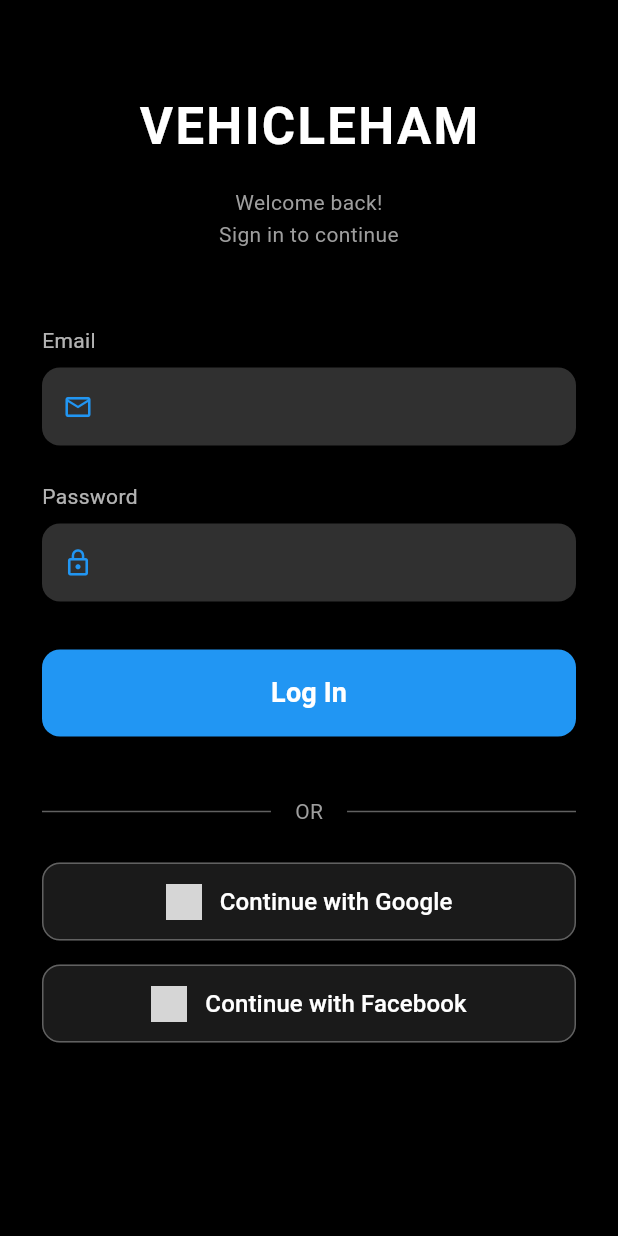
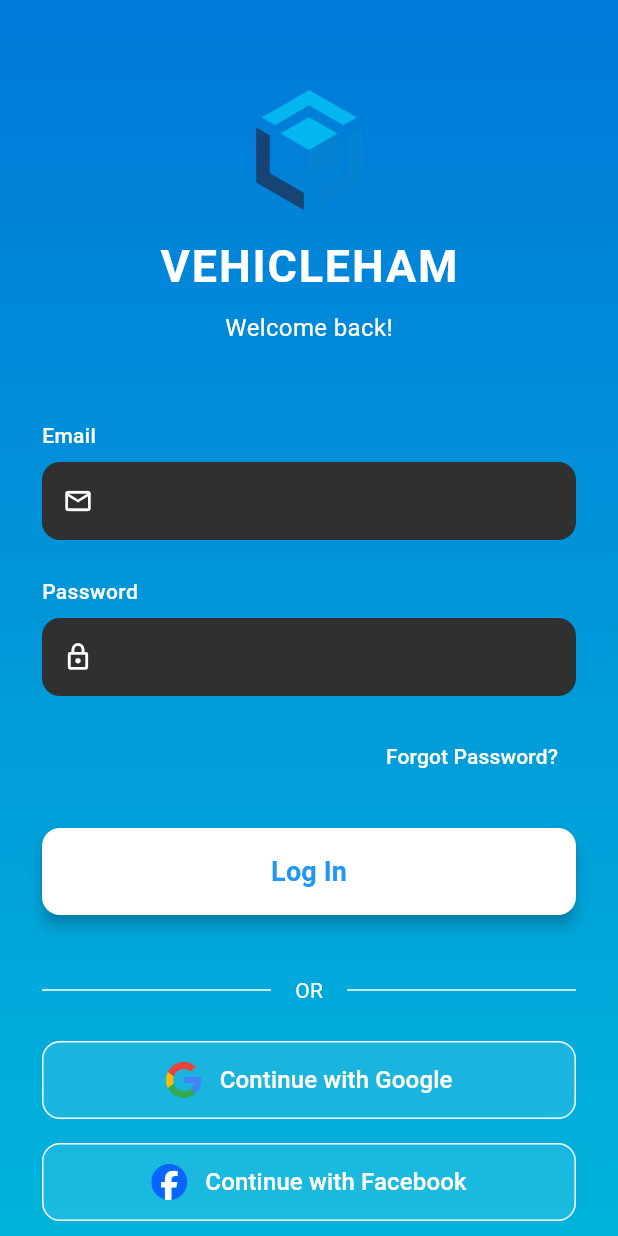
Before and after one commit to MouadhBNB7741/VehicleApp, a Flutter app: the screen it shows after launch, on a phone screen of 412 x 824 dp. Run offline on Flutter 3.47's test engine with Material 3 defaults, Android fonts, the phone set to English and light mode, and no system bars; our stand-ins replace flutter_svg, isar; missing offline and left inert: encrypt, window_size; accounts and stored records are empty; generated files the repository leaves out were written again; grey boxes are pictures that could not be loaded.

Commit message:
maybe final version of login design

```diff
--- /dev/null
+++ b/frontend/devtools_options.yaml
@@ -0,0 +1,3 @@
+description: This file stores settings for Dart & Flutter DevTools.
+documentation: https://docs.flutter.dev/tools/devtools/extensions#configure-extension-enablement-states
+extensions:
--- a/frontend/lib/providers/auth_provider.dart
+++ b/frontend/lib/providers/auth_provider.dart
@@ -2,8 +2,8 @@ import 'dart:convert';
 import 'package:flutter/material.dart';
 import 'package:http/http.dart' as http;
 
-import '../models/user.dart';
-import '../services/secure_storage.dart';
+import 'package:frontend/models/user.dart';
+import 'package:frontend/services/secure_storage.dart';
 
 class AuthProvider with ChangeNotifier {
   late SecureStorageService _storage;
--- a/frontend/lib/screens/login_screen.dart
+++ b/frontend/lib/screens/login_screen.dart
@@ -1,6 +1,7 @@
 import 'package:flutter/material.dart';
+import 'package:flutter_svg/flutter_svg.dart';
 import 'package:provider/provider.dart';
-import '../providers/auth_provider.dart';
+import 'package:frontend/providers/auth_provider.dart';
 
 class LoginScreen extends StatefulWidget {
   const LoginScreen({super.key});
@@ -28,13 +29,12 @@ class _LoginScreenState extends State<LoginScreen> {
     super.dispose();
   }
 
-  // Mock social login functions
   Future<void> _signInWithGoogle() async {
     final auth = Provider.of<AuthProvider>(context, listen: false);
     ScaffoldMessenger.of(
       context,
     ).showSnackBar(const SnackBar(content: Text("Signing in with Google...")));
-    // TODO: Implement real Google login later
+    // TODO: Implement real Google login
   }
 
   Future<void> _signInWithFacebook() async {
@@ -42,7 +42,7 @@ class _LoginScreenState extends State<LoginScreen> {
     ScaffoldMessenger.of(context).showSnackBar(
       const SnackBar(content: Text("Signing in with Facebook...")),
     );
-    // TODO: Implement real Facebook login later
+    // TODO: Implement real Facebook login
   }
 
   Future<void> _submitForm() async {
@@ -63,35 +63,47 @@ class _LoginScreenState extends State<LoginScreen> {
   @override
   Widget build(BuildContext context) {
     return Scaffold(
-      backgroundColor: Colors.black,
-      body: SafeArea(
+      body: Container(
+        decoration: const BoxDecoration(
+          gradient: LinearGradient(
+            colors: [
+              Color(0xFF0079D8), // Dark blue
+              Color(0xFF00B4DB), // Lighter blue
+            ],
+            begin: Alignment.topCenter,
+            end: Alignment.bottomCenter,
+          ),
+        ),
+        child: SafeArea(
           child: SingleChildScrollView(
             padding: const EdgeInsets.symmetric(horizontal: 28, vertical: 60),
             child: Column(
               crossAxisAlignment: CrossAxisAlignment.start,
               children: [
-              // Logo / Title
-              const Center(
-                child: Text(
+                // Logo & Title
+                Center(
+                  child: Column(
+                    children: [
+                      Image.asset('assets/logo.png', height: 80, width: 80),
+                      const SizedBox(height: 16),
+                      const Text(
                         "VEHICLEHAM",
                         style: TextStyle(
-                    fontSize: 34,
+                          fontSize: 30,
                           fontWeight: FontWeight.bold,
                           color: Colors.white,
-                    letterSpacing: 1.5,
+                          letterSpacing: 1.2,
                         ),
                       ),
+                      const SizedBox(height: 8),
+                      const Text(
+                        "Welcome back!",
+                        style: TextStyle(color: Colors.white, fontSize: 16),
                       ),
-              const SizedBox(height: 16),
-
-              // Subtitle
-              const Center(
-                child: Text(
-                  "Welcome back!\nSign in to continue",
-                  textAlign: TextAlign.center,
-                  style: TextStyle(color: Colors.grey, height: 1.5),
+                    ],
                   ),
                 ),
+
                 const SizedBox(height: 50),
 
                 // Form
@@ -116,24 +128,43 @@ class _LoginScreenState extends State<LoginScreen> {
                   ),
                 ),
 
-              const SizedBox(height: 32),
+                const SizedBox(height: 16),
 
-              // Login Button
+                Row(
+                  mainAxisAlignment: MainAxisAlignment.end,
+                  children: [
+                    TextButton(
+                      onPressed: () {},
+                      child: const Text(
+                        "Forgot Password?",
+                        style: TextStyle(color: Colors.white),
+                      ),
+                    ),
+                  ],
+                ),
+
+                const SizedBox(height: 24),
+
+                // Log In Button
                 SizedBox(
                   width: double.infinity,
                   child: ElevatedButton(
                     onPressed: _submitForm,
                     style: ElevatedButton.styleFrom(
-                    backgroundColor: Colors.blue,
-                    foregroundColor: Colors.white,
+                      backgroundColor: Colors.white,
+                      foregroundColor: Colors.blue,
                       padding: const EdgeInsets.symmetric(vertical: 16),
                       shape: RoundedRectangleBorder(
                         borderRadius: BorderRadius.circular(12),
                       ),
+                      elevation: 4, // Add shadow for depth
                     ),
                     child: const Text(
                       "Log In",
-                    style: TextStyle(fontSize: 18, fontWeight: FontWeight.w600),
+                      style: TextStyle(
+                        fontSize: 18,
+                        fontWeight: FontWeight.w600,
+                      ),
                     ),
                   ),
                 ),
@@ -143,25 +174,18 @@ class _LoginScreenState extends State<LoginScreen> {
                 // OR Divider
                 Row(
                   children: [
-                  Expanded(
-                    child: Divider(color: Colors.grey[700], thickness: 1),
+                    Expanded(child: Divider(color: Colors.white)),
+                    const Padding(
+                      padding: EdgeInsets.symmetric(horizontal: 16),
+                      child: Text("OR", style: TextStyle(color: Colors.white)),
                     ),
-                  Padding(
-                    padding: const EdgeInsets.symmetric(horizontal: 16),
-                    child: Text(
-                      "OR",
-                      style: TextStyle(color: Colors.grey[500]),
-                    ),
-                  ),
-                  Expanded(
-                    child: Divider(color: Colors.grey[700], thickness: 1),
-                  ),
+                    Expanded(child: Divider(color: Colors.white)),
                   ],
                 ),
 
                 const SizedBox(height: 24),
 
-              // Google Button
+                // Social Login Buttons
                 _buildSocialButton(
                   context,
                   'Continue with Google',
@@ -170,8 +194,6 @@ class _LoginScreenState extends State<LoginScreen> {
                   _signInWithGoogle,
                 ),
                 const SizedBox(height: 16),
-
-              // Facebook Button
                 _buildSocialButton(
                   context,
                   'Continue with Facebook',
@@ -182,6 +204,7 @@ class _LoginScreenState extends State<LoginScreen> {
 
                 const SizedBox(height: 40),
               ],
+            ),
           ),
         ),
       ),
@@ -200,7 +223,11 @@ class _LoginScreenState extends State<LoginScreen> {
       children: [
         Text(
           label,
-          style: const TextStyle(color: Colors.white70, fontSize: 14),
+          style: const TextStyle(
+            color: Colors.white,
+            fontSize: 14,
+            fontWeight: FontWeight.w500,
+          ),
         ),
         const SizedBox(height: 8),
         TextFormField(
@@ -209,7 +236,7 @@ class _LoginScreenState extends State<LoginScreen> {
           keyboardType: keyboardType,
           style: const TextStyle(color: Colors.white),
           decoration: InputDecoration(
-            prefixIcon: Icon(icon, color: Colors.blue, size: 20),
+            prefixIcon: Icon(icon, color: Colors.white, size: 20),
             filled: true,
             fillColor: Colors.grey[850],
             border: OutlineInputBorder(
@@ -218,7 +245,7 @@ class _LoginScreenState extends State<LoginScreen> {
             ),
             focusedBorder: OutlineInputBorder(
               borderRadius: BorderRadius.circular(12),
-              borderSide: const BorderSide(color: Colors.blue),
+              borderSide: const BorderSide(color: Colors.white),
             ),
             contentPadding: const EdgeInsets.symmetric(
               vertical: 14,
@@ -234,7 +261,7 @@ class _LoginScreenState extends State<LoginScreen> {
   Widget _buildSocialButton(
     BuildContext context,
     String label,
-    String iconPath,
+    String svgAsset,
     Color bgColor,
     VoidCallback onTap,
   ) {
@@ -243,21 +270,26 @@ class _LoginScreenState extends State<LoginScreen> {
       child: OutlinedButton(
         onPressed: onTap,
         style: OutlinedButton.styleFrom(
-          side: BorderSide(color: Colors.grey[700]!, width: 1),
+          side: BorderSide(color: Colors.white, width: 1),
           padding: const EdgeInsets.symmetric(vertical: 14),
           shape: RoundedRectangleBorder(
             borderRadius: BorderRadius.circular(12),
           ),
           backgroundColor: bgColor.withOpacity(0.1),
+          elevation: 2, // Add subtle shadow
         ),
         child: Row(
           mainAxisAlignment: MainAxisAlignment.center,
           children: [
-            Image.asset(iconPath, width: 24, height: 24),
+            SvgPicture.asset(svgAsset, width: 24, height: 24),
             const SizedBox(width: 12),
             Text(
               label,
-              style: const TextStyle(fontSize: 16, color: Colors.white),
+              style: const TextStyle(
+                fontSize: 16,
+                color: Colors.white,
+                fontWeight: FontWeight.w500,
+              ),
             ),
           ],
         ),
--- a/frontend/pubspec.yaml
+++ b/frontend/pubspec.yaml
@@ -37,6 +37,7 @@ dependencies:
   provider: ^6.1.1
   http: ^1.2.1
   window_size: ^0.1.0
+  flutter_svg: ^2.0.7
 
 dev_dependencies:
   flutter_test:
@@ -61,7 +62,9 @@ flutter:
   # the material Icons class.
   uses-material-design: true
   assets:
-    - assets/icons/
+    - assets/logo.png
+    - assets/icons/google.svg
+    - assets/icons/facebook.svg
 
   # To add assets to your application, add an assets section, like this:
   # assets:
```
Also changed, not shown: frontend/assets/logo.png (added), frontend/pubspec.lock. Lines whose indentation alone changed are shown as unchanged.
